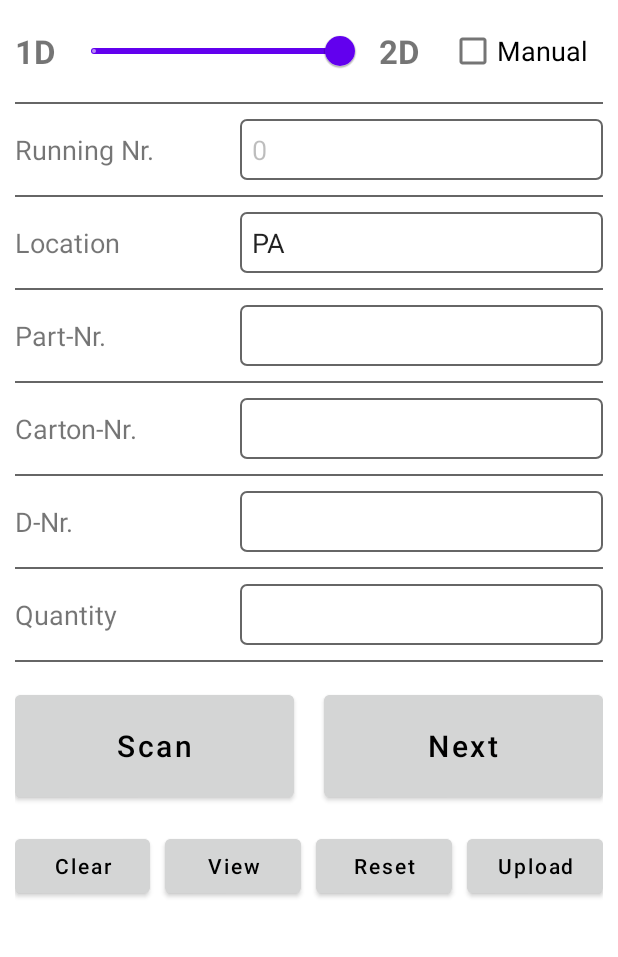
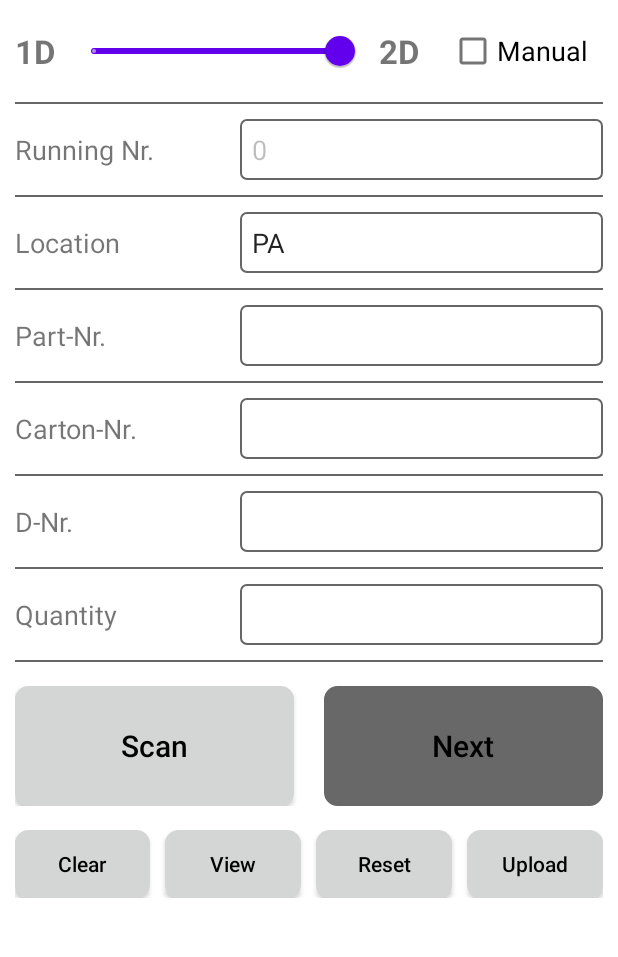
Before and after one commit to raphael-miranda/CBS-Scanner, an Android app: the screen it shows after launch (MainActivity), on a phone screen of 412 x 824 dp, the part 75-1032 px from its top. Run offline under Robolectric (Android 15) with nearby library versions, the phone set to English and light mode, and no system bars; libraries missing offline, so code that uses them is left out: com.jcraft.jsch, com.journeyapps.barcodescanner, org.apache.commons.

Commit message:
updated button style, file name

```diff
--- /dev/null
+++ b/app/src/main/res/drawable/button_background.xml
@@ -0,0 +1,7 @@
+<?xml version="1.0" encoding="utf-8"?>
+<selector xmlns:android="http://schemas.android.com/apk/res/android">
+    <!-- Disabled state -->
+    <item android:state_enabled="false" android:drawable="@drawable/button_disabled" />
+    <!-- Enabled state -->
+    <item android:state_enabled="true" android:drawable="@drawable/button_enabled" />
+</selector>
--- /dev/null
+++ b/app/src/main/res/drawable/button_disabled.xml
@@ -0,0 +1,6 @@
+<?xml version="1.0" encoding="utf-8"?>
+<shape xmlns:android="http://schemas.android.com/apk/res/android">
+    <solid android:color="@color/grey" />
+    <stroke android:width="2dp" android:color="@color/grey" />
+    <corners android:radius="8dp" />
+</shape>
--- /dev/null
+++ b/app/src/main/res/drawable/button_enabled.xml
@@ -0,0 +1,6 @@
+<?xml version="1.0" encoding="utf-8"?>
+<shape xmlns:android="http://schemas.android.com/apk/res/android">
+    <solid android:color="@color/light_grey" />
+    <stroke android:width="2dp" android:color="@color/light_grey" />
+    <corners android:radius="8dp" />
+</shape>
--- a/app/src/main/res/layout/activity_main.xml
+++ b/app/src/main/res/layout/activity_main.xml
@@ -269,13 +269,14 @@
 
 
             <LinearLayout
+                style="?android:attr/buttonBarStyle"
                 android:layout_width="match_parent"
                 android:layout_height="wrap_content"
                 android:orientation="horizontal"
                 android:gravity="center"
                 android:paddingTop="16dp">
 
-                <Button
+                <androidx.appcompat.widget.AppCompatButton
                     android:id="@+id/btnScan"
                     android:layout_width="0dp"
                     android:layout_height="80dp"
@@ -283,10 +284,10 @@
                     android:text="@string/scan"
                     android:textSize="20sp"
                     android:textAllCaps="false"
-                    android:backgroundTint="@color/light_grey"
-                    android:textColor="@color/black"/>
+                    android:background="@drawable/button_background"
+                    android:textColor="@color/black" />
 
-                <Button
+                <androidx.appcompat.widget.AppCompatButton
                     android:id="@+id/btnNext"
                     android:layout_width="0dp"
                     android:layout_height="80dp"
@@ -295,7 +296,8 @@
                     android:text="@string/next"
                     android:textSize="20sp"
                     android:textAllCaps="false"
-                    android:backgroundTint="@color/light_grey"
+                    android:background="@drawable/button_background"
+                    android:enabled="false"
                     android:textColor="@color/black"/>
 
             </LinearLayout>
@@ -306,47 +308,47 @@
                 android:layout_height="wrap_content"
                 android:orientation="horizontal"
                 android:gravity="center"
-                android:paddingTop="16dp">
+                android:paddingVertical="16dp">
 
-                <Button
+                <androidx.appcompat.widget.AppCompatButton
                     android:id="@+id/btnClear"
                     android:layout_width="0dp"
-                    android:layout_height="wrap_content"
+                    android:layout_height="45dp"
                     android:layout_weight="1"
                     android:layout_marginEnd="10dp"
                     android:text="@string/clear"
                     android:textAllCaps="false"
-                    android:backgroundTint="@color/light_grey"
+                    android:background="@drawable/button_background"
                     android:textColor="@color/black"/>
 
-                <Button
+                <androidx.appcompat.widget.AppCompatButton
                     android:id="@+id/btnView"
                     android:layout_width="0dp"
-                    android:layout_height="wrap_content"
+                    android:layout_height="45dp"
                     android:layout_weight="1"
                     android:text="@string/view"
                     android:textAllCaps="false"
-                    android:backgroundTint="@color/light_grey"
+                    android:background="@drawable/button_background"
                     android:textColor="@color/black"/>
 
-                <Button
+                <androidx.appcompat.widget.AppCompatButton
                     android:id="@+id/btnReset"
                     android:layout_width="0dp"
-                    android:layout_height="wrap_content"
+                    android:layout_height="45dp"
                     android:layout_marginHorizontal="10dp"
                     android:layout_weight="1"
                     android:text="@string/reset"
                     android:textAllCaps="false"
-                    android:backgroundTint="@color/light_grey"
+                    android:background="@drawable/button_background"
                     android:textColor="@color/black"/>
 
-                <Button
+                <androidx.appcompat.widget.AppCompatButton
                     android:id="@+id/btnUpload"
                     android:layout_width="0dp"
-                    android:layout_height="wrap_content"
+                    android:layout_height="45dp"
                     android:layout_weight="1"
                     android:text="@string/upload"
-                    android:backgroundTint="@color/light_grey"
+                    android:background="@drawable/button_background"
                     android:textColor="@color/black"
                     android:textAllCaps="false"/>
             </LinearLayout>
```
Also changed, not shown: app/src/main/java/com/cbs/scanner/MainActivity.kt (+20 -17 lines), app/src/main/java/com/cbs/scanner/ViewActivity.kt (+4 -4 lines), app/src/main/res/drawable/button_bg_enable.xml (deleted, +0 -8 lines).
